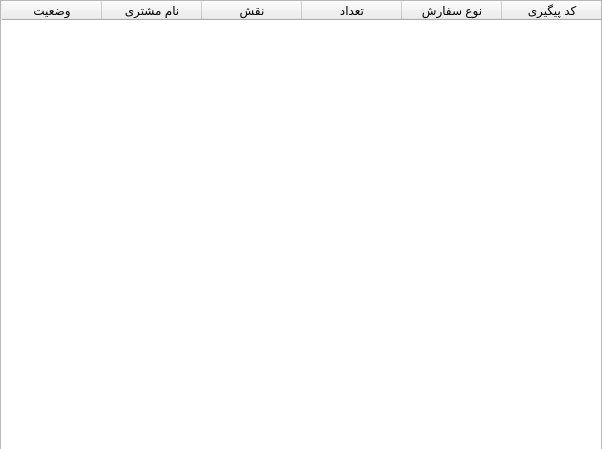
Qt form FOOD/orderstablewidget.ui (pooratho/FOOD) before a commit.
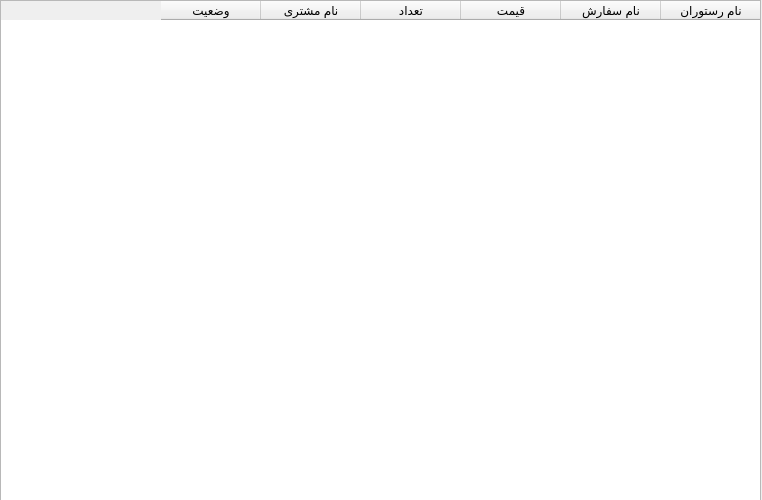
The same form after that commit.

Commit message: connecting orders table widget to admins control panel...

```diff
--- a/FOOD/orderstablewidget.ui
+++ b/FOOD/orderstablewidget.ui
@@ -6,10 +6,22 @@
    <rect>
     <x>0</x>
     <y>0</y>
-    <width>602</width>
-    <height>449</height>
+    <width>762</width>
+    <height>500</height>
    </rect>
   </property>
+  <property name="minimumSize">
+   <size>
+    <width>761</width>
+    <height>500</height>
+   </size>
+  </property>
+  <property name="maximumSize">
+   <size>
+    <width>762</width>
+    <height>500</height>
+   </size>
+  </property>
   <property name="windowTitle">
    <string>Form</string>
   </property>
@@ -18,8 +30,8 @@
     <rect>
      <x>0</x>
      <y>0</y>
-     <width>602</width>
-     <height>451</height>
+     <width>761</width>
+     <height>501</height>
     </rect>
    </property>
    <property name="layoutDirection">
@@ -36,12 +48,17 @@
    </property>
    <column>
     <property name="text">
-     <string>کد پیگیری</string>
+     <string>نام رستوران</string>
     </property>
    </column>
    <column>
     <property name="text">
-     <string>نوع سفارش</string>
+     <string>نام سفارش</string>
+    </property>
+   </column>
+   <column>
+    <property name="text">
+     <string>قیمت</string>
     </property>
    </column>
    <column>
@@ -49,11 +66,6 @@
      <string>تعداد</string>
     </property>
    </column>
-   <column>
-    <property name="text">
-     <string>نقش</string>
-    </property>
-   </column>
    <column>
     <property name="text">
      <string>نام مشتری</string>
```
Left out of the diff: 3 changed lines with no effect on the pictures. The commit also changes 5 other files.
